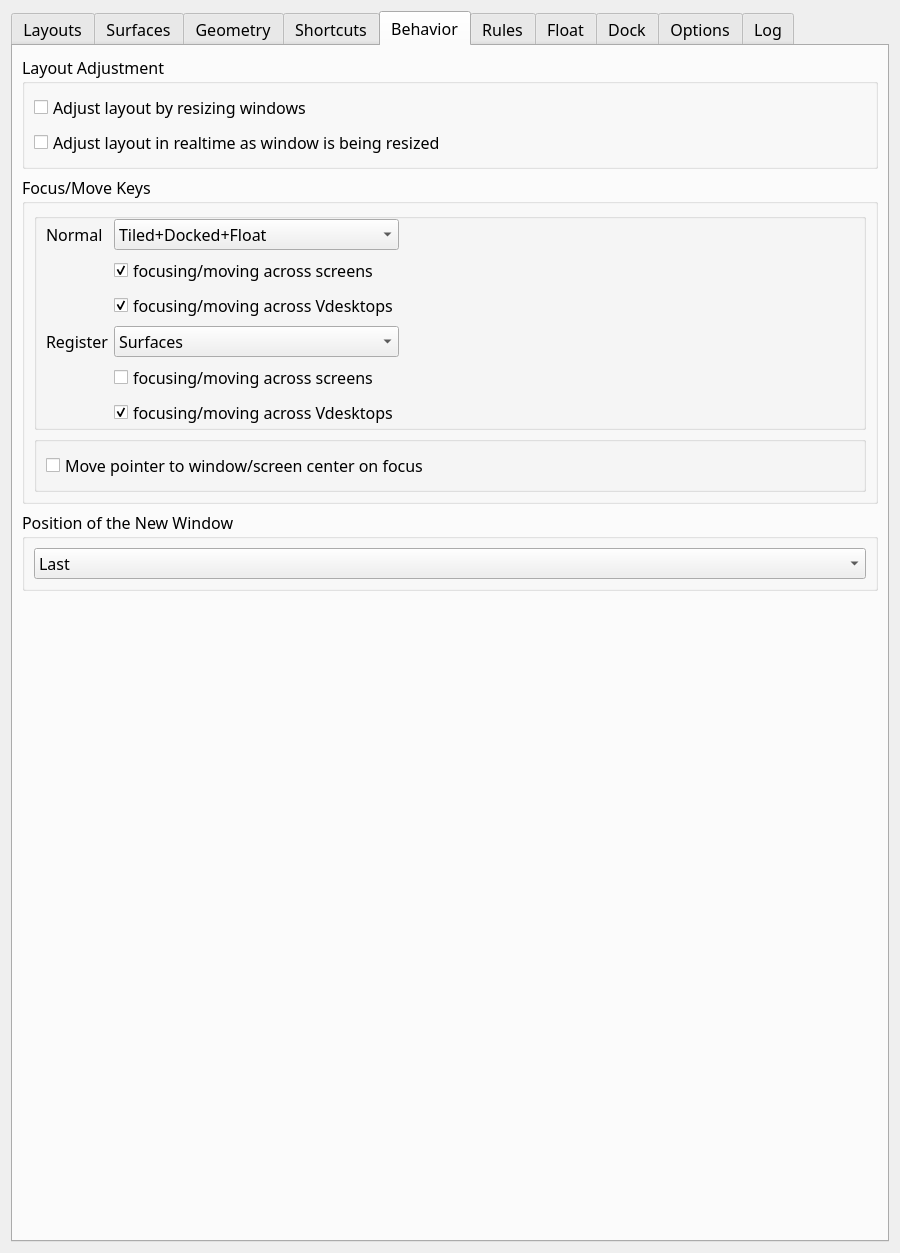
The window that res/config.ui (AndyEveritt/Krohnkite) describes before a commit, drawn with Qt 5.
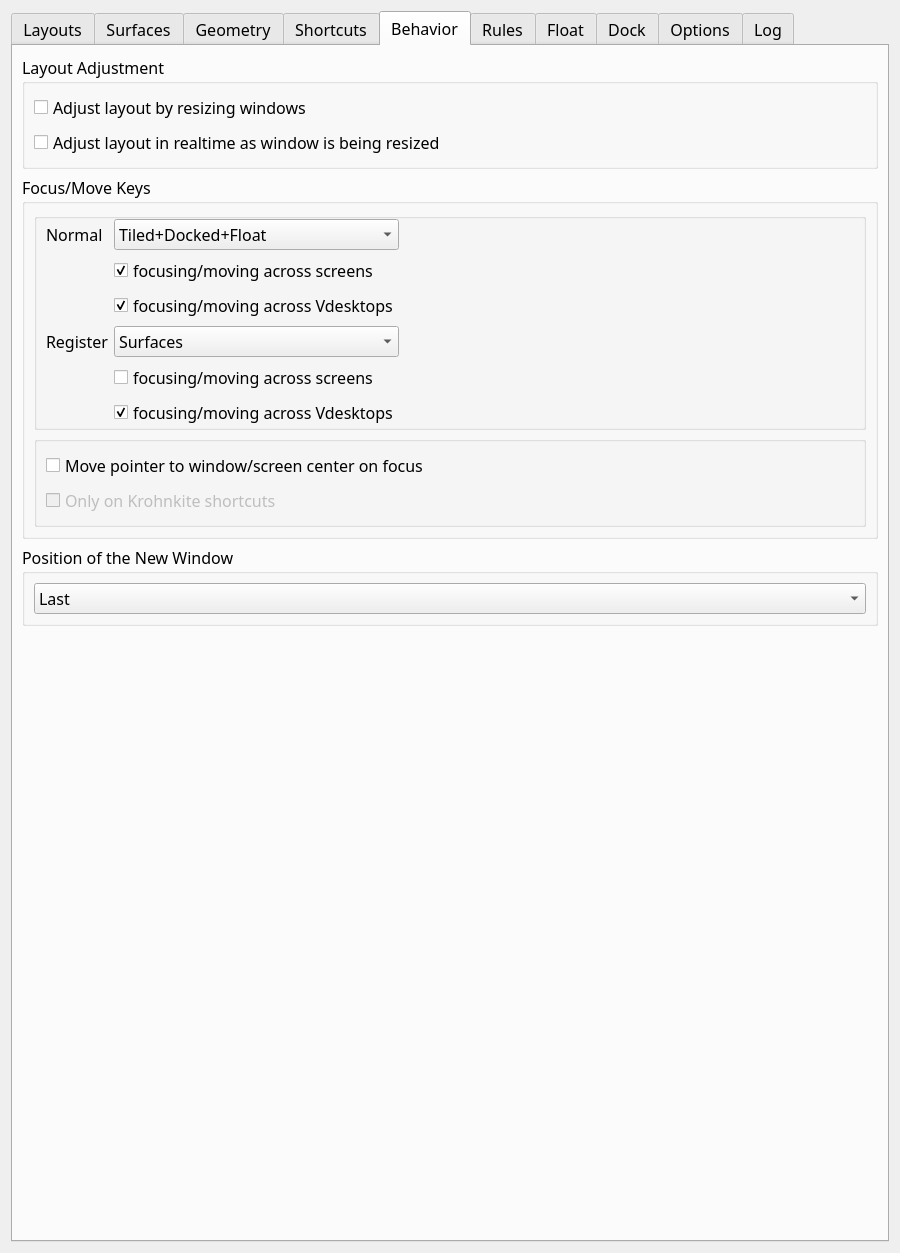
The same window after the commit. The open tabs and pages were chosen to show the change. Icons and pictures are not drawn. Custom widgets are drawn as their Qt base class.

Commit message:
feat(pointer): option to move the pointer only on shortcut focus
movePointerOnFocus also warps the pointer when a newly opened window
takes focus, which is surprising when focus was changed with the mouse
(e.g. clicking a launcher). Add movePointerOnFocusShortcutsOnly
(default off, so current behavior is unchanged): when set, the pointer
only follows focus changes made through Krohnkite shortcuts.

The KCM checkbox is enabled only while movePointerOnFocus is on.

What changed in the file:
```diff
--- a/res/config.ui
+++ b/res/config.ui
@@ -4641,6 +4641,19 @@
                </property>
               </widget>
              </item>
+             <item row="2" column="0">
+              <widget class="QCheckBox" name="kcfg_movePointerOnFocusShortcutsOnly">
+               <property name="enabled">
+                <bool>false</bool>
+               </property>
+               <property name="toolTip">
+                <string>Move the pointer only when focus changes through a Krohnkite shortcut, never when a window gets focus some other way (mouse, newly opened window)</string>
+               </property>
+               <property name="text">
+                <string>Only on Krohnkite shortcuts</string>
+               </property>
+              </widget>
+             </item>
             </layout>
            </widget>
           </item>
```
Left out of the diff: 6 changed lines with no effect on the pictures. The commit also changes 5 other files.
